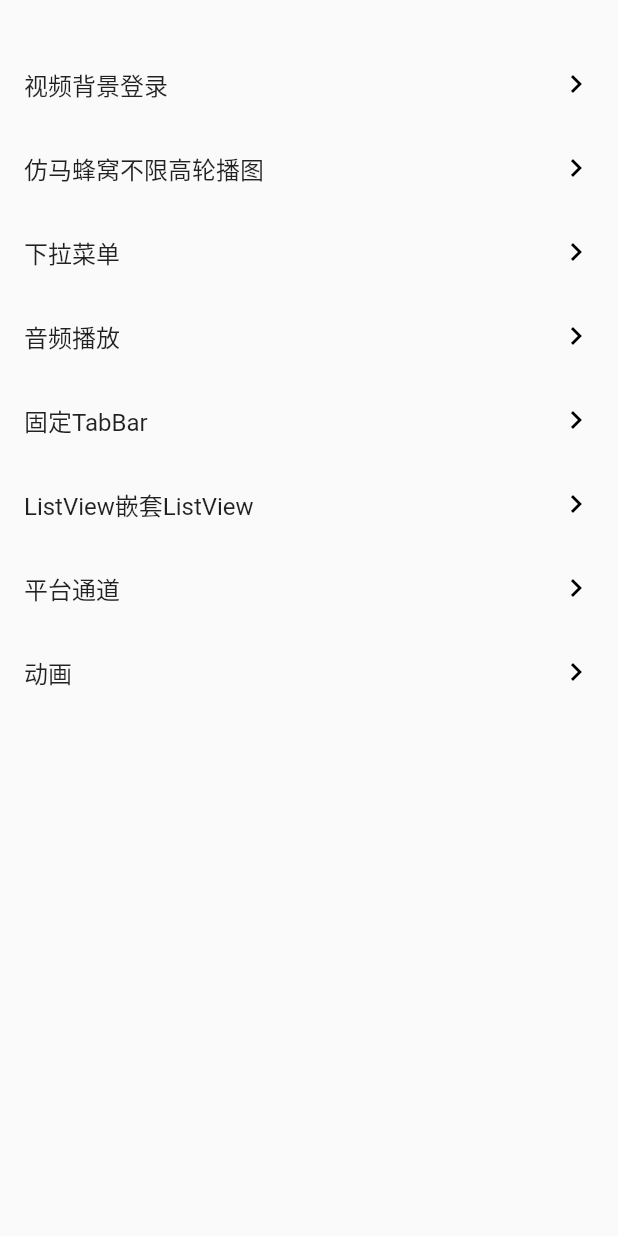
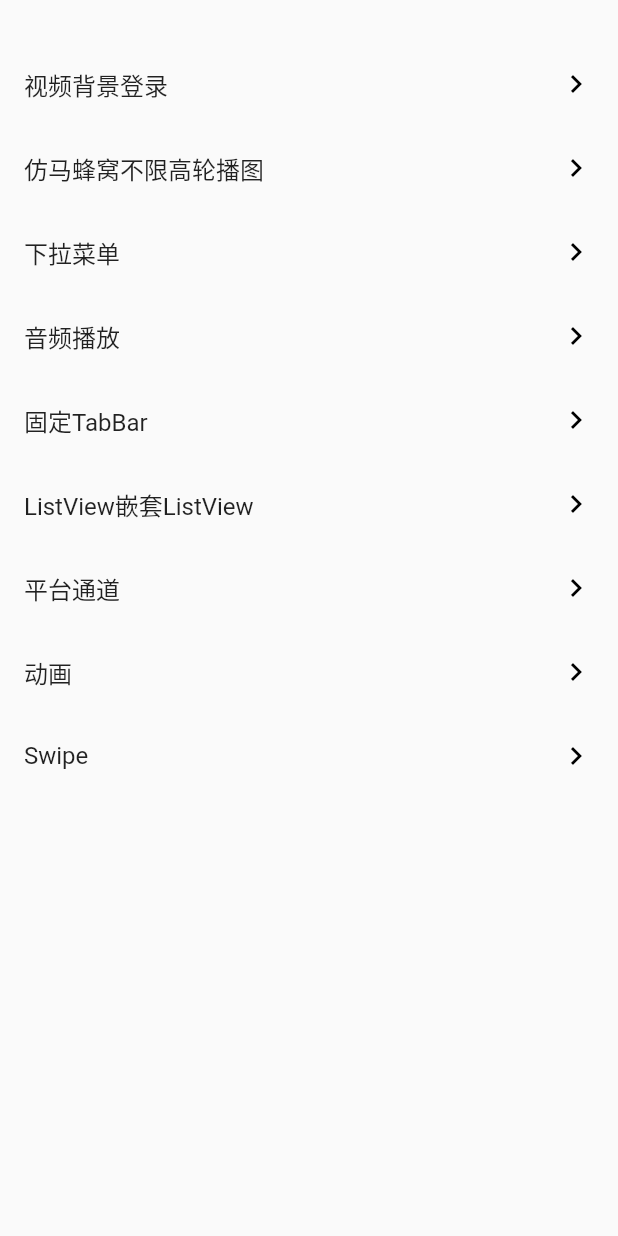
Before and after one commit to Tecode/flutter_widget, a Flutter app: the screen it shows after launch, on a phone screen of 412 x 824 dp. Run offline on Flutter 3.47's test engine with Material 2 defaults, Android fonts, the phone set to English and light mode, and no system bars; our stand-ins replace audioplayers, flare_flutter, flutter_sticky_header, video_player.

Commit message:
增加自定义滑动组件

```diff
--- a/lib/flutterApp.dart
+++ b/lib/flutterApp.dart
@@ -1,5 +1,6 @@
 import 'package:flutter/material.dart';
 import 'package:flutter_widget/routers/LoginVideo.dart';
+import 'package:flutter_widget/routers/Swiper.dart';
 import 'package:flutter_widget/routers/UnlimitedHighCarousel.dart';
 import 'package:flutter_widget/routers/AudioApp.dart';
 import 'package:flutter_widget/routers/SlideDown.dart';
@@ -110,6 +111,17 @@ class FlutterApp extends StatelessWidget {
                     MaterialPageRoute(builder: (context) => Animationted()));
               },
             ),
+            ListTile(
+              title: Text("Swipe"),
+              trailing: Icon(
+                Icons.keyboard_arrow_right,
+                color: Colors.black,
+              ),
+              onTap: () {
+                Navigator.push(
+                    context, MaterialPageRoute(builder: (context) => Swipe()));
+              },
+            ),
           ],
         ),
       ),
--- a/lib/helpers/audio.dart
+++ b/lib/helpers/audio.dart
@@ -102,7 +102,6 @@ class AudioPlayer {
         // If there's an error, we assume the player has stopped.
         _state = AudioPlayerState.STOPPED;
         _playerStateController.addError(call.arguments);
-        // TODO: Handle error arguments here. It is not useful to pass this
         // to the client since each platform creates different error string
         // formats so we can't expect client to parse these.
         break;
--- a/lib/main.dart
+++ b/lib/main.dart
@@ -1,6 +1,7 @@
 import 'dart:ui' as ui;
 import 'dart:async';
 import 'package:flutter/material.dart';
+import 'package:flutter/services.dart';
 import './flutterApp.dart';
 
 void main() => runApp(MyApp());
@@ -10,11 +11,15 @@ class MyApp extends StatelessWidget {
   @override
   Widget build(BuildContext context) {
     return MaterialApp(
+      themeMode: ThemeMode.dark,
       title: 'Flutter Demo',
       theme: ThemeData(
         primarySwatch: Colors.blue,
       ),
-      home: FlutterApp(),
+      home: AnnotatedRegion<SystemUiOverlayStyle>(
+        value: SystemUiOverlayStyle.dark,
+        child: FlutterApp(),
+      ),
     );
   }
 }
--- a/lib/routers/Animationted.dart
+++ b/lib/routers/Animationted.dart
@@ -1,4 +1,3 @@
-import 'package:flare_flutter/asset_provider.dart';
 import 'package:flare_flutter/provider/asset_flare.dart';
 import 'package:flutter/material.dart';
 import "package:flare_flutter/flare_actor.dart";
--- a/lib/routers/AudioApp.dart
+++ b/lib/routers/AudioApp.dart
@@ -33,7 +33,6 @@ class _AudioAppState extends State<AudioApp> {
 
   @override
   void initState() {
-    // TODO: implement initState
     super.initState();
     play();
     audioPlayer.setNotification(
@@ -50,7 +49,6 @@ class _AudioAppState extends State<AudioApp> {
 
   @override
   void dispose() {
-    // TODO: implement dispose
     super.dispose();
     audioPlayer.dispose();
   }
--- a/lib/routers/LoginVideo.dart
+++ b/lib/routers/LoginVideo.dart
@@ -17,7 +17,6 @@ class _LoginVideoState extends State<LoginVideo> {
 
   @override
   void initState() {
-    // TODO: implement initState
     super.initState();
     _controller = VideoPlayerController.network(videoUrl)
       ..initialize().then((_) {
@@ -33,7 +32,6 @@ class _LoginVideoState extends State<LoginVideo> {
 
   @override
   void dispose() {
-    // TODO: implement dispose
     super.dispose();
     _controller.pause();
   }
--- a/lib/routers/SlideDown.dart
+++ b/lib/routers/SlideDown.dart
@@ -19,7 +19,6 @@ class _SlideDownState extends State<SlideDown> with TickerProviderStateMixin {
   CurvedAnimation _curve;
   @override
   void initState() {
-    // TODO: implement initState
     super.initState();
     _animation = AnimationController(
         vsync: this, duration: const Duration(milliseconds: 300));
--- a/lib/routers/UnlimitedHighCarousel.dart
+++ b/lib/routers/UnlimitedHighCarousel.dart
@@ -49,14 +49,12 @@ class _UnlimitedHighCarouselState extends State<UnlimitedHighCarousel> {
   ];
   @override
   void initState() {
-    // TODO: implement initState
     super.initState();
     _controller = PageController(initialPage: 0);
   }
 
   @override
   void dispose() {
-    // TODO: implement dispose
     super.dispose();
     _controller.dispose();
   }
```
Also changed, not shown: lib/routers/StickTab.dart (+0 -7 lines), lib/routers/Swiper.dart (added, +104 -0 lines), lib/widgets/TabContainer.dart (+7 -7 lines), picture/swipe.gif (added), pubspec.lock, 3 other files.
